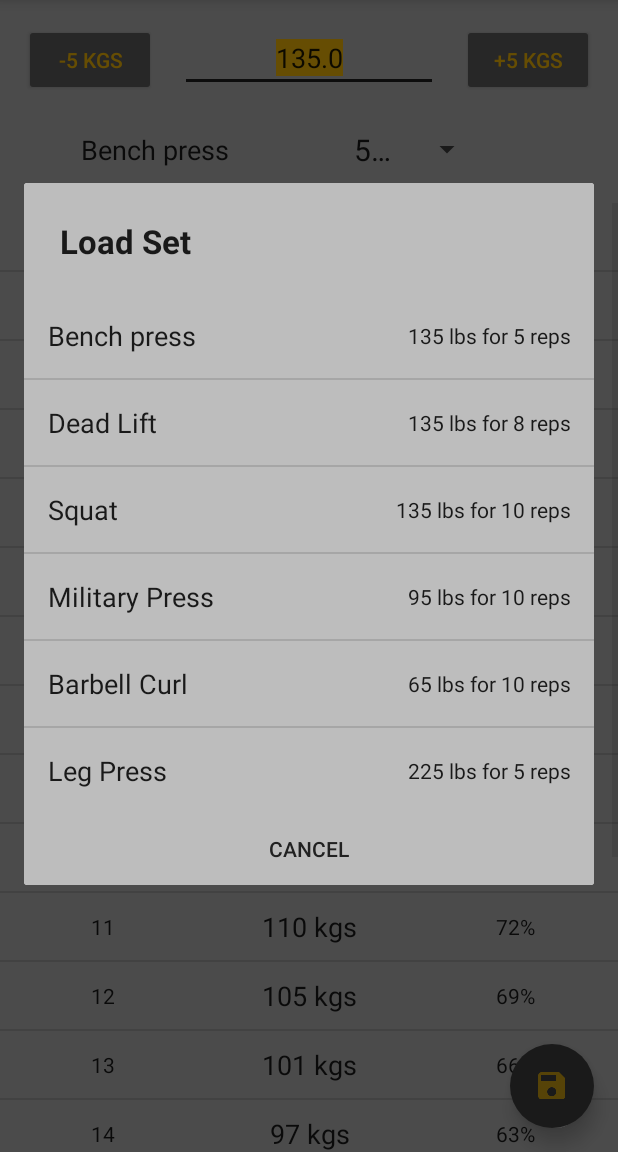
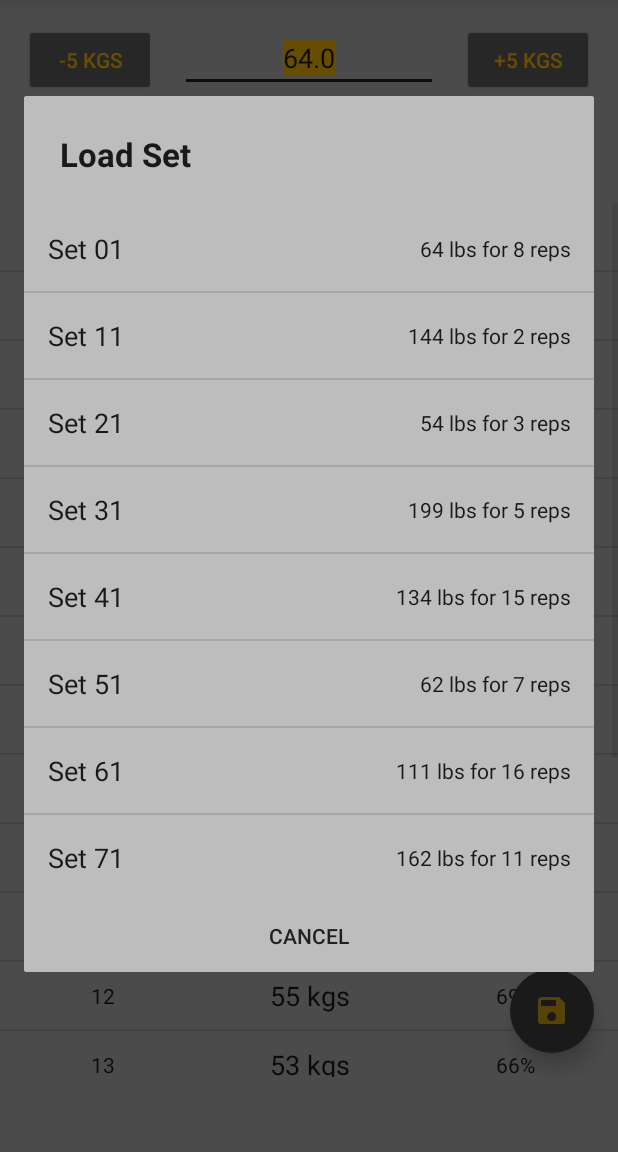
Before and after one commit to btnewton/RepCheck, an Android app: the screen it shows after launch (MainActivity), after a tap on "Load", on a phone screen of 412 x 824 dp, the part 84-1236 px from its top. Run offline under Robolectric (Android 15) with nearby library versions, the phone set to English and light mode, and no system bars; our stand-ins replace AdMob.

Commit message:
Crashing was caused by seeder not filling database with enough sets to prevent reseeding every onCreate call

```diff
--- a/app/src/main/java/com/brandtnewtonsoftware/repcheck/activities/MainActivity.java
+++ b/app/src/main/java/com/brandtnewtonsoftware/repcheck/activities/MainActivity.java
@@ -23,6 +23,7 @@ import com.brandtnewtonsoftware.repcheck.activities.preferences.RepCheckPreferen
 import com.brandtnewtonsoftware.repcheck.database.schemas.SetSlotTable;
 import com.brandtnewtonsoftware.repcheck.database.seeders.SetSeeder;
 import com.brandtnewtonsoftware.repcheck.models.SetSlot;
+import com.brandtnewtonsoftware.repcheck.util.AdMobHelper;
 import com.brandtnewtonsoftware.repcheck.util.ConfirmDialog;
 import com.brandtnewtonsoftware.repcheck.util.database.DBHandler;
 import com.google.android.gms.ads.AdView;
@@ -48,7 +49,7 @@ public class MainActivity extends AppCompatActivity {
         setSupportActionBar(toolbar);
         getSupportActionBar().setDisplayShowTitleEnabled(false);
 
-//        adView = AdMobHelper.CreateAdRequest(this);
+        adView = AdMobHelper.CreateAdRequest(this);
 
         // Populate table if missing
         if (SetSlot.getSlotCount(this) != getResources().getInteger(R.integer.set_slot_count)) {
@@ -192,19 +193,19 @@ public class MainActivity extends AppCompatActivity {
 
     @Override
     protected void onPause() {
-//        adView.pause();
+        adView.pause();
         super.onPause();
     }
 
     @Override
     protected void onResume() {
         super.onResume();
-//        adView.resume();
+        adView.resume();
     }
 
     @Override
     protected void onDestroy() {
         super.onDestroy();
-//        adView.pause();
+        adView.pause();
     }
 }
--- a/app/src/main/java/com/brandtnewtonsoftware/repcheck/activities/MaxRepFragment.java
+++ b/app/src/main/java/com/brandtnewtonsoftware/repcheck/activities/MaxRepFragment.java
@@ -106,9 +106,12 @@ public class MaxRepFragment extends Fragment implements Observer, UndoBarControl
             updateSet();
 
             // Update set with current information
-            setSlot.setWeight(savedInstanceState.getInt(STATE_WEIGHT));
+            setSlot.setWeight(savedInstanceState.getDouble(STATE_WEIGHT));
             setSlot.setReps(savedInstanceState.getInt(STATE_REPS));
-        } else {
+        }
+
+        if (setSlot == null){
+            Log.i(LOG_KEY, "No Set found. Selecting first.");
             setSlot = SetSlot.first(getActivity());
         }
 
@@ -397,7 +400,7 @@ public class MaxRepFragment extends Fragment implements Observer, UndoBarControl
         SaveSetDialog saveSetDialog =
                 SaveSetDialog.newInstance(new LoadUpdateHandler(this), setSlot.getReps(), setSlot.getWeight());
         saveSetDialog.show(getFragmentManager(), getTag());
-        SetsListDialog.setHandler(new UpdateOnDismissHandler(this));
+        SetsListDialog.setNameChangeHandler(new UpdateSetNameHandler(this));
     }
 
     private class AsyncCalculate extends Observable implements Runnable {
@@ -468,7 +471,7 @@ public class MaxRepFragment extends Fragment implements Observer, UndoBarControl
                 LoadSetDialog loadSetDialog =
                         LoadSetDialog.newInstance(new LoadUpdateHandler(this));
                 loadSetDialog.show(getFragmentManager(), getTag());
-                SetsListDialog.setHandler(new UpdateOnDismissHandler(this));
+                SetsListDialog.setNameChangeHandler(new UpdateSetNameHandler(this));
                 return true;
             default:
                 return super.onOptionsItemSelected(item);
@@ -549,10 +552,10 @@ public class MaxRepFragment extends Fragment implements Observer, UndoBarControl
         }
     }
 
-    public static class UpdateOnDismissHandler extends Handler {
+    public static class UpdateSetNameHandler extends Handler {
         private final WeakReference<MaxRepFragment> mService;
 
-        UpdateOnDismissHandler(MaxRepFragment service) {
+        UpdateSetNameHandler(MaxRepFragment service) {
             mService = new WeakReference<>(service);
         }
 
--- a/app/src/main/java/com/brandtnewtonsoftware/repcheck/activities/saveslots/SetsListDialog.java
+++ b/app/src/main/java/com/brandtnewtonsoftware/repcheck/activities/saveslots/SetsListDialog.java
@@ -46,7 +46,7 @@ public abstract class SetsListDialog extends DialogFragment implements Observer
     protected StandardRowListAdapter adapter;
     protected List<IStandardRowItem> rowItems;
     private Handler asyncHandler;
-    private static Handler handler;
+    private static Handler nameUpdateHandler;
     private final static String LOG_KEY = "SetsListDialog";
 
     @NonNull
@@ -137,12 +137,12 @@ public abstract class SetsListDialog extends DialogFragment implements Observer
 
         private static final String SLOT_ID_KEY = "slot_id";
         private static final String LOG_KEY = "RenameSetDialog";
-        public static Handler updateHandler;
+        public static Handler setListUpdateHandler;
         private SetSlot setSlot;
 
         public static RenameSetDialog newInstance(Handler updateHandler, int slotId) {
             RenameSetDialog dialog = new RenameSetDialog();
-            RenameSetDialog.updateHandler = updateHandler;
+            RenameSetDialog.setListUpdateHandler = updateHandler;
 
             Bundle args = new Bundle();
             args.putInt(SLOT_ID_KEY, slotId);
@@ -213,8 +213,8 @@ public abstract class SetsListDialog extends DialogFragment implements Observer
                                 if (setSlot.nameUnique(getActivity())) {
                                     setSlot.saveChanges(getActivity());
                                     dialog.dismiss();
-                                    if (updateHandler != null)
-                                        updateHandler.sendEmptyMessage(0);
+                                    if (setListUpdateHandler != null)
+                                        setListUpdateHandler.sendEmptyMessage(0);
                                     else
                                         Log.e(LOG_KEY, "UpdateHandler was null!");
                                 } else {
@@ -246,8 +246,8 @@ public abstract class SetsListDialog extends DialogFragment implements Observer
         }
     }
 
-    public static void setHandler(Handler handler) {
-        SetsListDialog.handler = handler;
+    public static void setNameChangeHandler(Handler handler) {
+        SetsListDialog.nameUpdateHandler = handler;
     }
 
     static class UpdateOnDismissHandler extends Handler {
@@ -263,6 +263,7 @@ public abstract class SetsListDialog extends DialogFragment implements Observer
             SetsListDialog service = mService.get();
             if (service != null) {
                 service.refreshData();
+                SetsListDialog.nameUpdateHandler.sendEmptyMessage(0);
             }
         }
     }
@@ -299,11 +300,4 @@ public abstract class SetsListDialog extends DialogFragment implements Observer
             });
         }
     }
-
-    @Override
-    public void onDismiss(DialogInterface dialog) {
-        super.onDismiss(dialog);
-        if (handler != null)
-            handler.sendEmptyMessage(0);
-    }
 }
--- a/app/src/main/java/com/brandtnewtonsoftware/repcheck/database/seeders/SetSeeder.java
+++ b/app/src/main/java/com/brandtnewtonsoftware/repcheck/database/seeders/SetSeeder.java
@@ -2,8 +2,11 @@ package com.brandtnewtonsoftware.repcheck.database.seeders;
 
 import android.content.Context;
 
+import com.brandtnewtonsoftware.repcheck.R;
 import com.brandtnewtonsoftware.repcheck.models.SetSlot;
 import com.brandtnewtonsoftware.repcheck.util.database.Seeder;
+
+import java.util.Random;
 
 /**
  * Created by brandt on 7/25/15.
@@ -12,30 +15,17 @@ public class SetSeeder extends Seeder {
 
     @Override
     public void seed(Context context) {
+        Random random = new Random();
+
         int now = (int) (System.currentTimeMillis() * 1000);
+        int setCount = context.getResources().getInteger(R.integer.set_slot_count);
+        int maxReps = context.getResources().getInteger(R.integer.max_reps);
 
-        SetSlot set1 = new SetSlot(5, 135);
-        set1.setName("Bench press");
-        set1.saveChanges(context);
 
-        SetSlot set2 = new SetSlot(8, 135);
-        set2.setName("Dead Lift");
-        set2.saveChanges(context);
-
-        SetSlot set3 = new SetSlot(10, 135);
-        set3.setName("Squat");
-        set3.saveChanges(context);
-
-        SetSlot set4 = new SetSlot(10, 95);
-        set4.setName("Military Press");
-        set4.saveChanges(context);
-
-        SetSlot set5 = new SetSlot(10, 65);
-        set5.setName("Barbell Curl");
-        set5.saveChanges(context);
-
-        SetSlot set6 = new SetSlot(5, 225);
-        set6.setName("Leg Press");
-        set6.saveChanges(context);
+        for (int i = 0; i < setCount; i++) {
+            SetSlot set = new SetSlot(random.nextInt(maxReps - 1) + 1, random.nextInt(150) + 50);
+            set.setName("Set " + i + 1);
+            set.saveChanges(context);
+        }
     }
 }
--- a/app/src/main/java/com/brandtnewtonsoftware/repcheck/util/AdMobHelper.java
+++ b/app/src/main/java/com/brandtnewtonsoftware/repcheck/util/AdMobHelper.java
@@ -4,6 +4,7 @@ import android.app.Activity;
 import android.provider.Settings;
 import android.util.Log;
 
+import com.brandtnewtonsoftware.repcheck.R;
 import com.google.android.gms.ads.AdRequest;
 import com.google.android.gms.ads.AdView;
 
@@ -27,17 +28,16 @@ public final class AdMobHelper {
         String deviceId = MD5_Hash(android_id).toUpperCase();
         Log.i("AdMobHelper", "Device id: " + deviceId);
 
-//        AdView mAdView = (AdView) activity.findViewById(R.id.adView);
-//
-//        AdRequest.Builder adRequest = new AdRequest.Builder();
-//        for (String testDeviceID : testDeviceIDs) {
-//            adRequest.addTestDevice(testDeviceID);
-//        }
-//
-//        mAdView.loadAd(adRequest.build());
-//
-//        return mAdView;
-        return null;
+        AdView mAdView = (AdView) activity.findViewById(R.id.adView);
+
+        AdRequest.Builder adRequest = new AdRequest.Builder();
+        for (String testDeviceID : testDeviceIDs) {
+            adRequest.addTestDevice(testDeviceID);
+        }
+
+        mAdView.loadAd(adRequest.build());
+
+        return mAdView;
     }
 
     private static String MD5_Hash(String s) {
--- a/app/src/main/java/com/brandtnewtonsoftware/repcheck/util/database/DataObject.java
+++ b/app/src/main/java/com/brandtnewtonsoftware/repcheck/util/database/DataObject.java
@@ -3,6 +3,7 @@ package com.brandtnewtonsoftware.repcheck.util.database;
 import android.content.ContentValues;
 import android.content.Context;
 import android.database.Cursor;
+import android.util.Log;
 
 import com.brandtnewtonsoftware.repcheck.util.database.QueryParams.QueryParams;
 
@@ -12,6 +13,7 @@ import java.lang.reflect.Array;
  * Created by Brandt on 7/24/2015.
  */
 public abstract class DataObject {
+    public static final String LOG_KEY = "DataObject";
     protected int id;
     private boolean isNewRecord;
     private Schema table;
@@ -79,6 +81,7 @@ public abstract class DataObject {
     }
 
     public <T extends DataObject> T find(Context context, int id, T returnType) {
+        Log.i(LOG_KEY, "Finding Object with id " + id);
         Cursor cursor = DBHandler.getReadable(context).query(getTableName(),
                 getColumns(),
                 primaryKey + "=?",
--- a/app/src/main/res/layout/frame_main.xml
+++ b/app/src/main/res/layout/frame_main.xml
@@ -8,27 +8,22 @@
 
     <include layout="@layout/toolbar"/>
 
-    <!--<FrameLayout-->
-        <!--android:id="@+id/content"-->
-        <!--android:layout_below="@+id/toolbar"-->
-        <!--android:layout_marginBottom="50dp"-->
-        <!--android:layout_width="match_parent"-->
-        <!--android:layout_height="match_parent" />-->
     <FrameLayout
         android:id="@+id/content"
         android:layout_below="@+id/toolbar"
+        android:layout_marginBottom="50dp"
         android:layout_width="match_parent"
         android:layout_height="match_parent" />
 
-    <!--&lt;!&ndash; Set up using AdHelper class &ndash;&gt;-->
-    <!--<com.google.android.gms.ads.AdView-->
-        <!--android:id="@+id/adView"-->
-        <!--android:layout_width="wrap_content"-->
-        <!--android:layout_height="wrap_content"-->
-        <!--android:layout_centerHorizontal="true"-->
-        <!--android:layout_alignParentBottom="true"-->
-        <!--ads:adSize="BANNER"-->
-        <!--ads:adUnitId="@string/banner_ad_unit_id_main">-->
-    <!--</com.google.android.gms.ads.AdView>-->
+    <!-- Set up using AdHelper class -->
+    <com.google.android.gms.ads.AdView
+        android:id="@+id/adView"
+        android:layout_width="wrap_content"
+        android:layout_height="wrap_content"
+        android:layout_centerHorizontal="true"
+        android:layout_alignParentBottom="true"
+        ads:adSize="BANNER"
+        ads:adUnitId="@string/banner_ad_unit_id_main">
+    </com.google.android.gms.ads.AdView>
 
 </RelativeLayout>
```
Also changed, not shown: app/build.gradle (+3 -11 lines), 1 other file.
